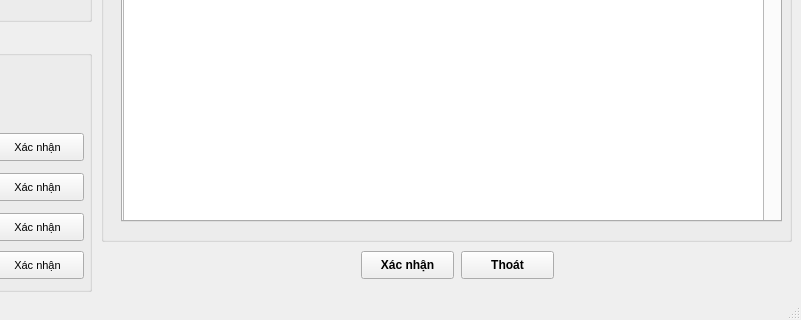
Above: GUI/GUImain.ui from Phamthinh02/Luan_van before the change; both pictures show x 299 to 1100 and y 478 to 798 of the 1100 by 798 pixel window. Below: the same form after it.
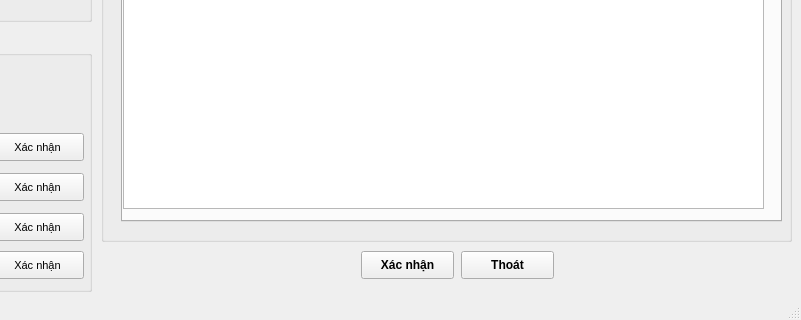
That is the form after the change. The open tabs and pages were chosen to show the change.

The edit to the form file:
```diff
--- a/GUI/GUImain.ui
+++ b/GUI/GUImain.ui
@@ -727,7 +727,7 @@
          <x>0</x>
          <y>10</y>
          <width>641</width>
-         <height>301</height>
+         <height>271</height>
         </rect>
        </property>
       </widget>
```
Left out of the diff: 2 changed lines with no effect on the pictures.
